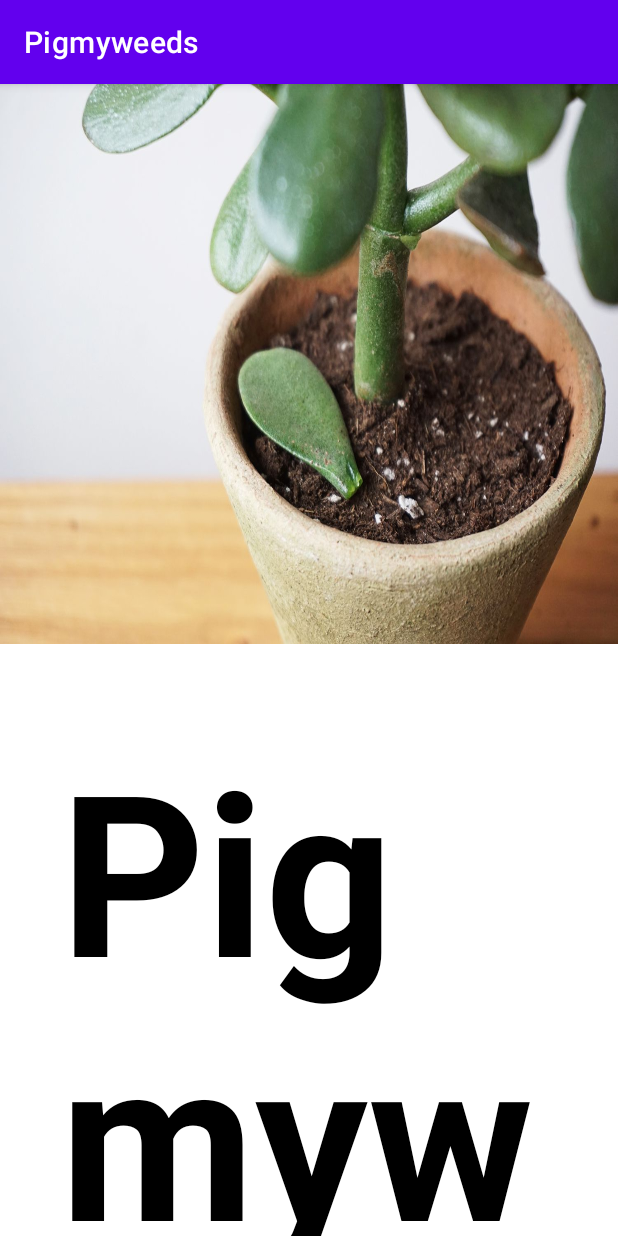
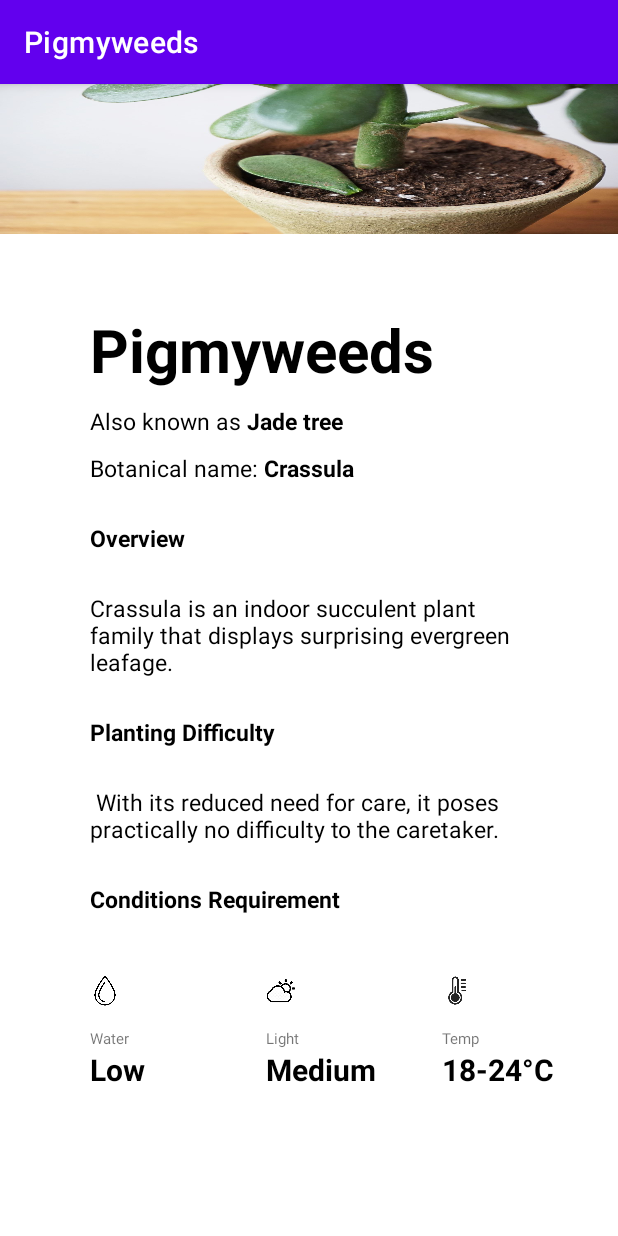
Before and after one commit to imercedeh/MobileNet_P1, an Android app: the screen it shows after launch (MainActivity), on a phone screen of 412 x 824 dp. Run offline under Robolectric (Android 15) with nearby library versions, the phone set to English and light mode, and no system bars.

Commit message:
Fix dimansions

```diff
--- a/Pigmyweeds/app/src/main/res/layout/activity_main.xml
+++ b/Pigmyweeds/app/src/main/res/layout/activity_main.xml
@@ -10,19 +10,82 @@
 
     <ImageView
         android:layout_width="wrap_content"
-        android:layout_height="373dp"
+        android:layout_height="100dp"
         android:scaleType="fitXY"
         android:src="@drawable/pic" />
 
     <TextView
-        android:layout_width="wrap_content"
+        android:layout_width="match_parent"
         android:layout_height="wrap_content"
-        android:paddingLeft="40dp"
+        android:paddingLeft="60dp"
         android:paddingRight="40dp"
         android:paddingTop="50dp"
         android:text="Pigmyweeds"
         android:textColor="@color/black"
-        android:textSize="150dp"
+        android:textSize="40dp"
+        android:textStyle="bold"
+        app:layout_constraintBottom_toBottomOf="parent"
+        app:layout_constraintLeft_toLeftOf="parent"
+        app:layout_constraintRight_toRightOf="parent"
+        app:layout_constraintTop_toTopOf="parent" />
+    <TextView
+        android:layout_width="match_parent"
+        android:layout_height="wrap_content"
+        android:paddingLeft="60dp"
+        android:paddingTop="10dp"
+        android:text="@string/also_known_as_jade_tree"
+        android:textColor="@color/black"
+        android:textSize="15dp"
+        app:layout_constraintBottom_toBottomOf="parent"
+        app:layout_constraintLeft_toLeftOf="parent"
+        app:layout_constraintRight_toRightOf="parent"
+        app:layout_constraintTop_toTopOf="parent" />
+    <TextView
+        android:layout_width="match_parent"
+        android:layout_height="wrap_content"
+        android:paddingLeft="60dp"
+        android:paddingTop="10dp"
+        android:text="@string/botanical_name_crassula"
+        android:textColor="@color/black"
+        android:textSize="15dp"
+        app:layout_constraintBottom_toBottomOf="parent"
+        app:layout_constraintLeft_toLeftOf="parent"
+        app:layout_constraintRight_toRightOf="parent"
+        app:layout_constraintTop_toTopOf="parent" />
+    <TextView
+        android:layout_width="match_parent"
+        android:layout_height="wrap_content"
+        android:paddingLeft="60dp"
+        android:paddingTop="25dp"
+        android:text="Overview"
+        android:textColor="@color/black"
+        android:textSize="15dp"
+        android:textStyle="bold"
+        app:layout_constraintBottom_toBottomOf="parent"
+        app:layout_constraintLeft_toLeftOf="parent"
+        app:layout_constraintRight_toRightOf="parent"
+        app:layout_constraintTop_toTopOf="parent" />
+    <TextView
+        android:layout_width="match_parent"
+        android:layout_height="wrap_content"
+        android:paddingLeft="60dp"
+        android:paddingTop="25dp"
+        android:text="Crassula is an indoor succulent plant \nfamily that displays surprising evergreen \nleafage."
+        android:textColor="@color/black"
+        android:textSize="15dp"
+        app:layout_constraintBottom_toBottomOf="parent"
+        app:layout_constraintLeft_toLeftOf="parent"
+        app:layout_constraintRight_toRightOf="parent"
+        app:layout_constraintTop_toTopOf="parent" />
+
+    <TextView
+        android:layout_width="match_parent"
+        android:layout_height="wrap_content"
+        android:paddingLeft="60dp"
+        android:paddingTop="25dp"
+        android:text="Planting Difficulty"
+        android:textColor="@color/black"
+        android:textSize="15dp"
         android:textStyle="bold"
         app:layout_constraintBottom_toBottomOf="parent"
         app:layout_constraintLeft_toLeftOf="parent"
@@ -32,11 +95,11 @@
     <TextView
         android:layout_width="match_parent"
         android:layout_height="wrap_content"
-        android:paddingLeft="100dp"
-        android:paddingTop="50dp"
-        android:text="@string/also_known_as_jade_tree"
+        android:paddingLeft="60dp"
+        android:paddingTop="25dp"
+        android:text=" With its reduced need for care, it poses\npractically no difficulty to the caretaker."
         android:textColor="@color/black"
-        android:textSize="65dp"
+        android:textSize="15dp"
         app:layout_constraintBottom_toBottomOf="parent"
         app:layout_constraintLeft_toLeftOf="parent"
         app:layout_constraintRight_toRightOf="parent"
@@ -44,80 +107,22 @@
     <TextView
         android:layout_width="match_parent"
         android:layout_height="wrap_content"
-        android:paddingLeft="100dp"
+        android:paddingLeft="60dp"
         android:paddingTop="25dp"
-        android:paddingBottom="100dp"
-        android:text="@string/botanical_name_crassula"
+        android:text="Conditions Requirement"
+        android:textStyle="bold"
         android:textColor="@color/black"
-        android:textSize="65dp"
-        app:layout_constraintBottom_toBottomOf="parent"
-        app:layout_constraintLeft_toLeftOf="parent"
-        app:layout_constraintRight_toRightOf="parent"
-        app:layout_constraintTop_toTopOf="parent" />
-    <TextView
-        android:layout_width="match_parent"
-        android:layout_height="wrap_content"
-        android:paddingLeft="100dp"
-        android:paddingTop="25dp"
-        android:paddingBottom="50dp"
-        android:text="Overview"
-        android:textColor="@color/black"
-        android:textSize="85dp"
-        android:textStyle="bold"
-        app:layout_constraintBottom_toBottomOf="parent"
-        app:layout_constraintLeft_toLeftOf="parent"
-        app:layout_constraintRight_toRightOf="parent"
-        app:layout_constraintTop_toTopOf="parent" />
-    <TextView
-        android:layout_width="match_parent"
-        android:layout_height="wrap_content"
-        android:paddingLeft="100dp"
-        android:paddingTop="25dp"
-        android:paddingBottom="85dp"
-        android:text="Crassula is an indoor succulent plant \nfamily that displays surprising evergreen \nleafage."
-        android:textColor="@color/black"
-        android:textSize="85dp"
-        app:layout_constraintBottom_toBottomOf="parent"
-        app:layout_constraintLeft_toLeftOf="parent"
-        app:layout_constraintRight_toRightOf="parent"
-        app:layout_constraintTop_toTopOf="parent" />
-    <TextView
-        android:layout_width="match_parent"
-        android:layout_height="wrap_content"
-        android:paddingLeft="100dp"
-        android:paddingTop="25dp"
-        android:paddingBottom="50dp"
-        android:text="Planting Difficulty"
-        android:textColor="@color/black"
-        android:textSize="85dp"
-        android:textStyle="bold"
-        app:layout_constraintBottom_toBottomOf="parent"
-        app:layout_constraintLeft_toLeftOf="parent"
-        app:layout_constraintRight_toRightOf="parent"
-        app:layout_constraintTop_toTopOf="parent" />
-
-    <TextView
-        android:layout_width="match_parent"
-        android:layout_height="134dp"
-        android:paddingLeft="100dp"
-        android:paddingTop="25dp"
-        android:paddingBottom="85dp"
-        android:text=" With its reduced need for care, it poses\npractically no difficulty to the caretaker."
-        android:textColor="@color/black"
-        android:textSize="85dp"
-        app:layout_constraintBottom_toBottomOf="parent"
-        app:layout_constraintLeft_toLeftOf="parent"
-        app:layout_constraintRight_toRightOf="parent"
-        app:layout_constraintTop_toTopOf="parent" />
-
+        android:textSize="15dp" />
 
     <LinearLayout
         android:layout_width="match_parent"
         android:layout_height="wrap_content"
         android:orientation="horizontal"
+
         android:weightSum="3"
-        android:paddingLeft="40dp"
-        android:paddingRight="40dp"
+        android:paddingLeft="60dp"
+        android:paddingTop="25dp"
+
         app:layout_constraintBottom_toBottomOf="parent"
         app:layout_constraintLeft_toLeftOf="parent"
         app:layout_constraintRight_toRightOf="parent"
@@ -132,7 +137,7 @@
             android:layout_weight="1">
             <ImageView
                 android:id="@+id/imageButton"
-                android:layout_width="10dp"
+                android:layout_width="20dp"
                 android:layout_height="50dp"
                 app:srcCompat="@drawable/water" />
             <TextView
@@ -162,7 +167,7 @@
             android:layout_weight="1">
             <ImageView
                 android:id="@+id/imageButton2"
-                android:layout_width="10dp"
+                android:layout_width="20dp"
                 android:layout_height="50dp"
                 app:srcCompat="@drawable/weather" />
             <TextView
@@ -192,7 +197,7 @@
 
             <ImageView
                 android:id="@+id/imageButton3"
-                android:layout_width="11dp"
+                android:layout_width="20dp"
                 android:layout_height="50dp"
                 android:layout_weight="3"
                 app:srcCompat="@drawable/temp" />
```
